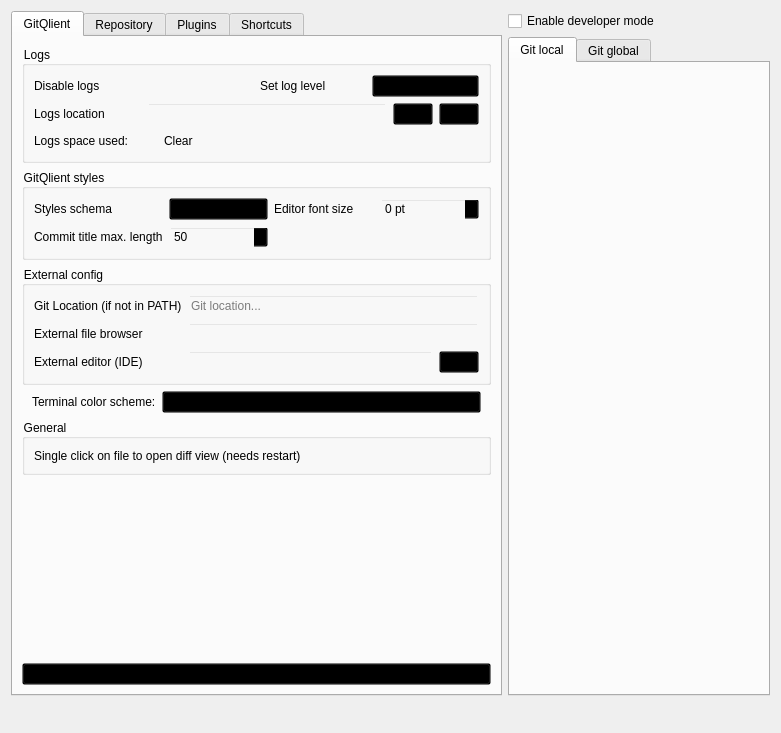
The window that src/big_widgets/ConfigWidget.ui (francescmm/GitQlient) describes before a commit, drawn with Qt 5.
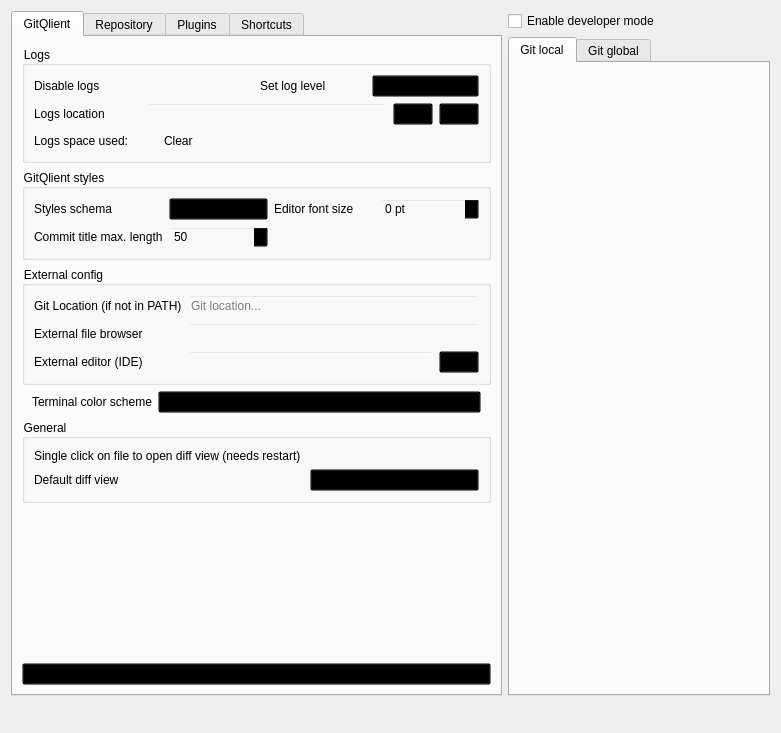
The same window after the commit. Icons and pictures are not drawn. Custom widgets are drawn as their Qt base class.

Commit message: Storing the preferred diff view in the settings

The edit to the form file:
```diff
--- a/src/big_widgets/ConfigWidget.ui
+++ b/src/big_widgets/ConfigWidget.ui
@@ -381,7 +381,7 @@
             <item row="0" column="0">
              <widget class="QLabel" name="lTerminalColorScheme">
               <property name="text">
-               <string>Terminal color scheme:</string>
+               <string>Terminal color scheme</string>
               </property>
              </widget>
             </item>
@@ -410,6 +410,32 @@
                </property>
               </widget>
              </item>
+             <item row="1" column="0">
+              <widget class="QLabel" name="label_67">
+               <property name="text">
+                <string>Default diff view</string>
+               </property>
+              </widget>
+             </item>
+             <item row="1" column="1">
+              <widget class="QComboBox" name="cbDiffView">
+               <item>
+                <property name="text">
+                 <string>Hunks</string>
+                </property>
+               </item>
+               <item>
+                <property name="text">
+                 <string>Unified</string>
+                </property>
+               </item>
+               <item>
+                <property name="text">
+                 <string>Split</string>
+                </property>
+               </item>
+              </widget>
+             </item>
             </layout>
            </widget>
           </item>
```
The commit also changes 3 other files.
